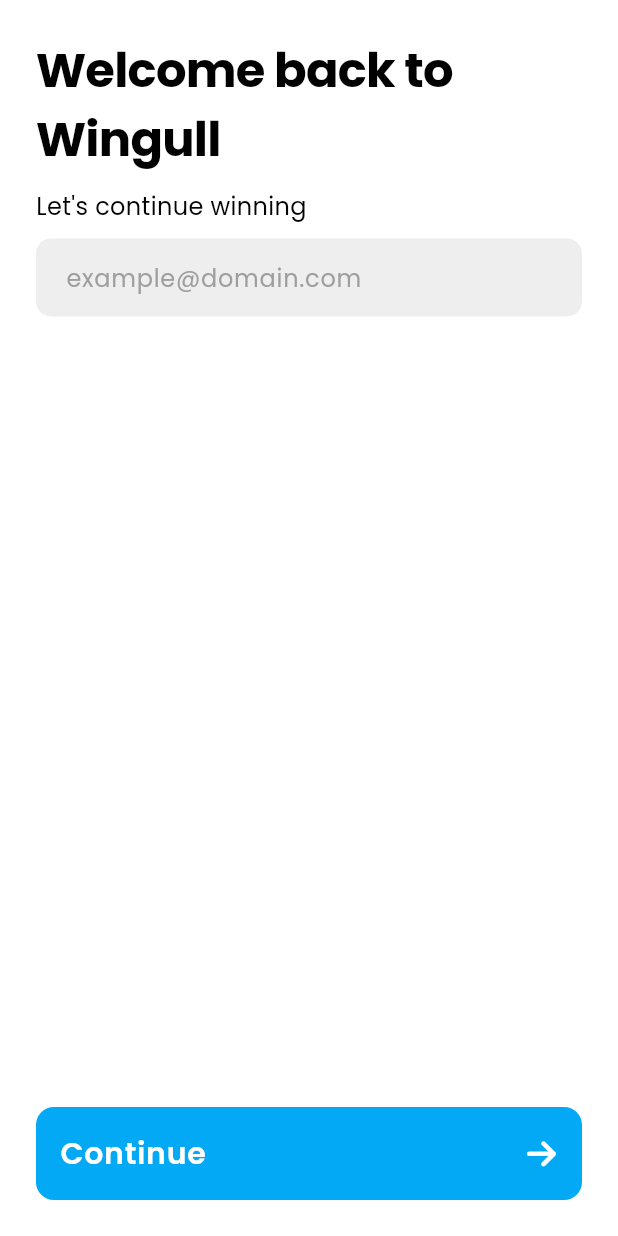
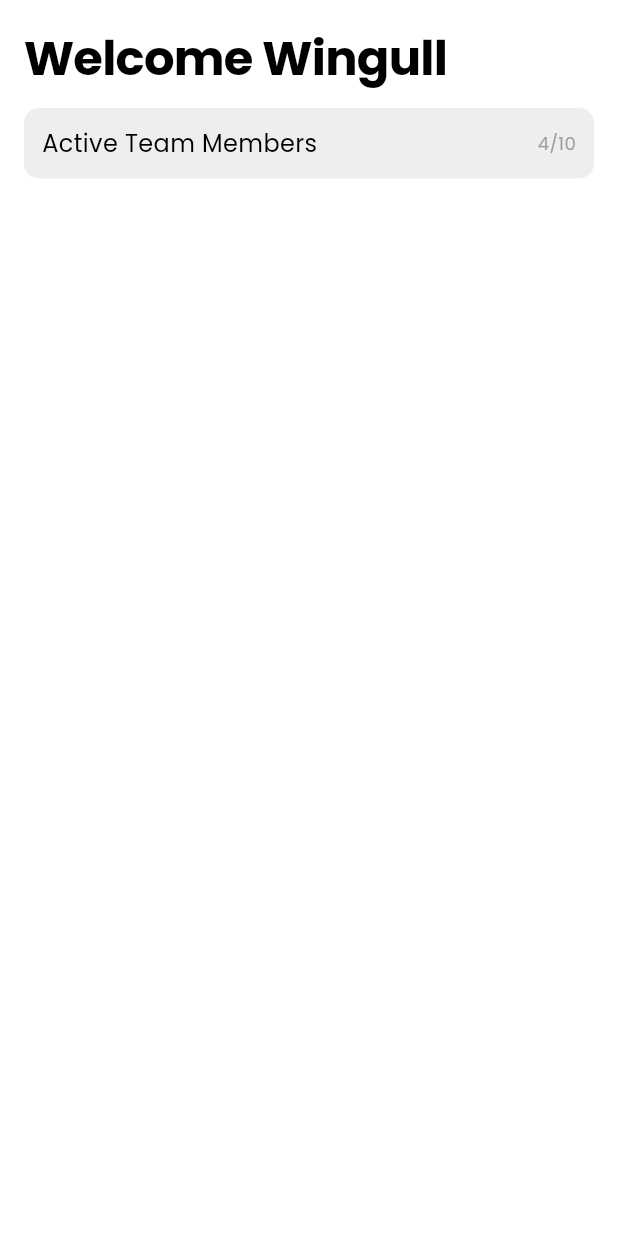
Before and after one commit to HamzaZahid29/wingull, a Flutter app: the screen it shows after launch, after a tap on "Continue", on a phone screen of 412 x 824 dp. Run offline on Flutter 3.47's test engine with Material 3 defaults, Android fonts, the phone set to English and light mode, and no system bars; our stand-ins replace go_router, google_fonts, icons_plus.

Commit message:
started working on mock home design and refactoring the UI

```diff
--- a/lib/core/constants/app_constants.dart
+++ b/lib/core/constants/app_constants.dart
@@ -1,4 +1,3 @@
 class AppConstants {
   static const String appName = "Wingull";
-  static const Set<String> personalEmailProviders = {};
 }
--- a/lib/core/router/app_router.dart
+++ b/lib/core/router/app_router.dart
@@ -1,5 +1,6 @@
 import 'package:flutter/material.dart';
 import 'package:go_router/go_router.dart';
+import 'package:wingull/features/manager/home/pages/manager_home.dart';
 
 import '../../features/auth/pages/login_screen.dart';
 import 'app_static_routes.dart';
@@ -25,5 +26,10 @@
       name: AppStaticRoutes.loginPage,
       pageBuilder: (context, state) => MaterialPage(child: LoginScreen()),
     ),
+    GoRoute(
+      path: AppStaticRoutes.managerHome,
+      name: AppStaticRoutes.managerHome,
+      pageBuilder: (context, state) => MaterialPage(child: ManagerHome()),
+    ),
   ],
 );
--- a/lib/core/router/app_static_routes.dart
+++ b/lib/core/router/app_static_routes.dart
@@ -1,3 +1,6 @@
 class AppStaticRoutes {
   static String loginPage = '/login-page';
+
+  // MANAGER ROUTES
+  static String managerHome = '/manager-home';
 }
--- /dev/null
+++ b/lib/core/services/app_validation_service.dart
@@ -0,0 +1,20 @@
+class AppValidationService {
+  static String? validateRequired(String? value, {String fieldName = "Field"}) {
+    if (value == null || value.trim().isEmpty) {
+      return "$fieldName is required.";
+    }
+    return null;
+  }
+  static String? validateEmail(String? value) {
+    if (value == null || value.trim().isEmpty) {
+      return "Email is required.";
+    }
+    final RegExp emailRegex = RegExp(
+      r"^[a-zA-Z0-9._%+-]+@[a-zA-Z0-9.-]+\.[a-zA-Z]{2,}$",
+    );
+    if (!emailRegex.hasMatch(value)) {
+      return "Enter a valid email address.";
+    }
+    return null;
+  }
+}
--- /dev/null
+++ b/lib/core/theme/app_paddings.dart
@@ -0,0 +1,7 @@
+import 'package:flutter/material.dart';
+
+class AppPaddings {
+  static EdgeInsets normalPadding1 = EdgeInsets.all(8.0);
+  static EdgeInsets normalPadding2 = EdgeInsets.all(12.0);
+  static EdgeInsets normalPadding3 = EdgeInsets.all(18.0);
+}
--- a/lib/core/theme/app_theme.dart
+++ b/lib/core/theme/app_theme.dart
@@ -4,7 +4,7 @@
 
 class AppThemes {
   static final Color primaryColor = Color(0xFF03A9F4);
-  static final Color accentColor = Colors.white;
+  static final Color accentColor = Colors.grey.shade200;
   static final Color secondaryColor = Colors.grey;
   static final Color lightAccentColor = Colors.black;
   static final Color scaffoldBackgroundColor = Colors.white;
--- a/lib/features/auth/pages/login_screen.dart
+++ b/lib/features/auth/pages/login_screen.dart
@@ -1,6 +1,8 @@
 import 'package:flutter/material.dart';
+import 'package:go_router/go_router.dart';
 import 'package:icons_plus/icons_plus.dart';
 import 'package:wingull/core/constants/app_constants.dart';
+import 'package:wingull/core/router/app_static_routes.dart';
 import 'package:wingull/core/theme/app_text_styles.dart';
 import 'package:wingull/core/widgets/app_animation_wrapper.dart';
 import 'package:wingull/core/widgets/app_elevated_button.dart';
@@ -52,7 +54,9 @@
           ),
           Spacer(),
           AppElevatedButton(
-            onPressed: () {},
+            onPressed: () {
+              context.pushNamed(AppStaticRoutes.managerHome);
+            },
             title: 'Continue',
             size: AppButtonSize.fullWidth,
             icon: FontAwesome.arrow_right_solid,
--- /dev/null
+++ b/lib/features/manager/home/pages/manager_home.dart
@@ -0,0 +1,34 @@
+import 'package:flutter/material.dart';
+import 'package:wingull/core/constants/app_constants.dart';
+import 'package:wingull/core/theme/app_paddings.dart';
+import 'package:wingull/core/theme/app_text_styles.dart';
+import 'package:wingull/core/theme/app_theme.dart';
+import 'package:wingull/core/widgets/app_animation_wrapper.dart';
+import 'package:wingull/core/widgets/app_scaffold_widget.dart';
+import 'package:wingull/core/widgets/app_text_widget.dart';
+import 'package:wingull/features/manager/home/widgets/team_count_section_widget.dart';
+
+class ManagerHome extends StatelessWidget {
+  const ManagerHome({super.key});
+
+  @override
+  Widget build(BuildContext context) {
+    return AppScaffoldWidget(
+      paddingLevel: PaddingLevel.medium,
+      scrollable: true,
+      body: Column(
+        crossAxisAlignment: CrossAxisAlignment.start,
+        spacing: 10,
+        children: [
+          AppAnimationWrapper(
+            child: AppTextWidget(
+              data: 'Welcome ${AppConstants.appName}',
+              textStyle: AppTextStyles.headline1,
+            ),
+          ),
+          TeamCountSectionWidget(title: 'Active Team Members', count: '4/10',)
+        ],
+      ),
+    );
+  }
+}
--- /dev/null
+++ b/lib/features/manager/home/widgets/team_count_section_widget.dart
@@ -0,0 +1,36 @@
+import 'package:flutter/material.dart';
+
+import '../../../../core/theme/app_paddings.dart';
+import '../../../../core/theme/app_text_styles.dart';
+import '../../../../core/theme/app_theme.dart' show AppThemes;
+import '../../../../core/widgets/app_text_widget.dart';
+
+class TeamCountSectionWidget extends StatelessWidget {
+  String title;
+  String count;
+
+  TeamCountSectionWidget({super.key, required this.title, required this.count});
+
+  @override
+  Widget build(BuildContext context) {
+    return Container(
+      decoration: BoxDecoration(
+        borderRadius: BorderRadius.circular(10),
+        color: AppThemes.accentColor,
+      ),
+      child: Padding(
+        padding: AppPaddings.normalPadding2,
+        child: Row(
+          mainAxisAlignment: MainAxisAlignment.spaceBetween,
+          children: [
+            AppTextWidget(
+              data: title,
+              textStyle: AppTextStyles.body,
+            ),
+            AppTextWidget(data: '4/10', textStyle: AppTextStyles.caption),
+          ],
+        ),
+      ),
+    );
+  }
+}
```
Also changed, not shown: pubspec.lock.
